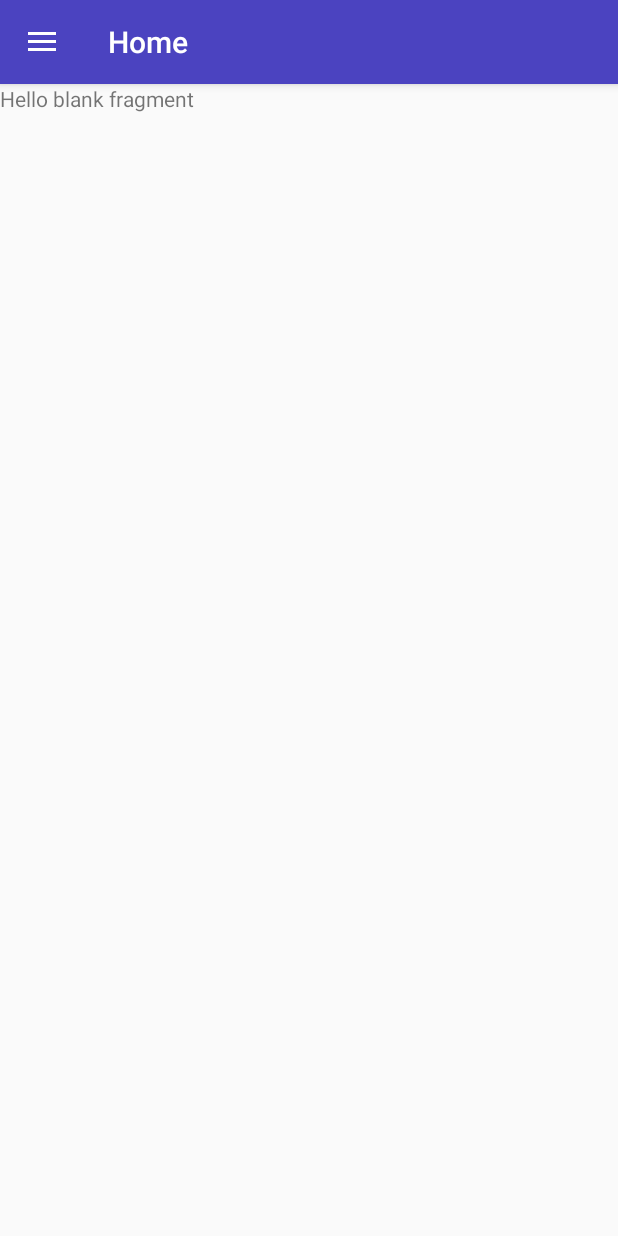
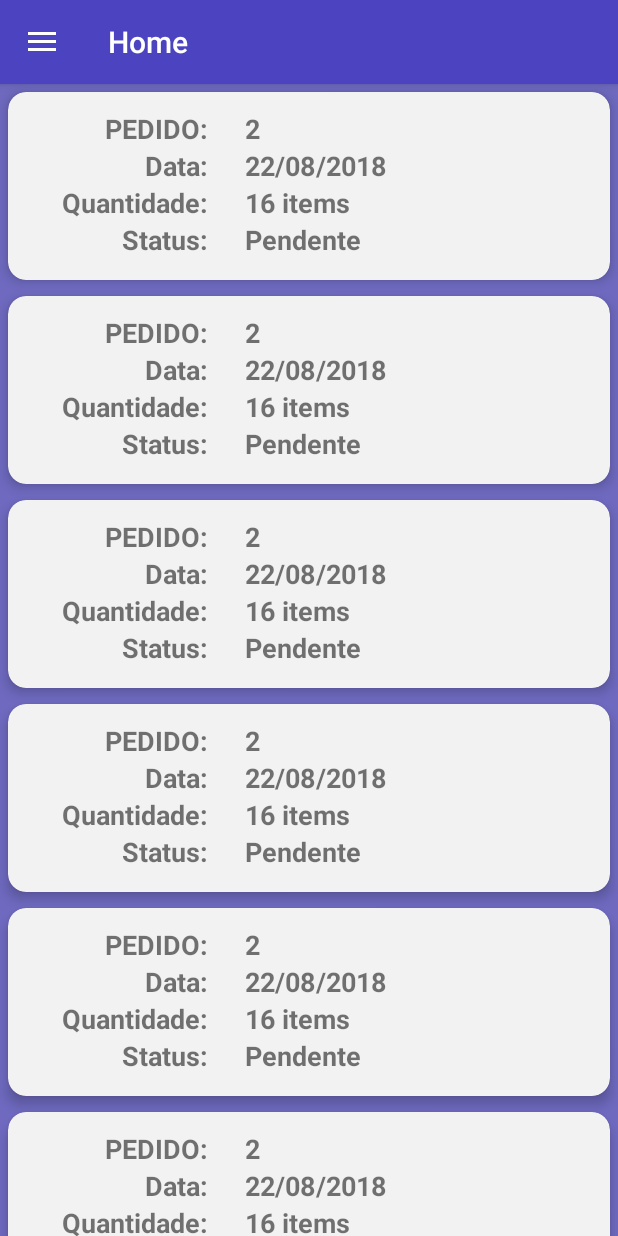
Before and after one commit to RenatoDias22/BrisaChips, an Android app: the HomeFragment screen opened directly, with no data from a screen before it, on a phone screen of 412 x 824 dp. Run offline under Robolectric (Android 15) with nearby library versions, the phone set to English and light mode, and no system bars.

Commit message:
Adicionando tela home.

```diff
--- /dev/null
+++ b/app/src/main/java/com/renatodias/brisachips/Fragmants/Home/Adapter/HomeAdapter.java
@@ -0,0 +1,76 @@
+package com.renatodias.brisachips.Fragmants.Home.Adapter;
+
+import android.support.v7.widget.RecyclerView;
+import android.view.LayoutInflater;
+import android.view.View;
+import android.view.ViewGroup;
+import android.widget.TextView;
+
+import com.renatodias.brisachips.Fragmants.Colaboradores.Adapter.ColaboradorAdapter;
+import com.renatodias.brisachips.Fragmants.Colaboradores.Model.Colaborador;
+import com.renatodias.brisachips.R;
+
+import java.util.ArrayList;
+import java.util.List;
+
+public class HomeAdapter extends RecyclerView.Adapter<HomeAdapter.ViewHolderHome>{
+    List<Colaborador> colaboradores = new ArrayList<Colaborador>();
+
+    class ViewHolderHome extends RecyclerView.ViewHolder{
+
+//        public TextView titulo;
+//        public TextView quantidade;
+//        public TextView estoque;
+
+        public ViewHolderHome(View itemView) {
+            super(itemView);
+//            titulo = (TextView) itemView.findViewById(R.id.item_name_home);
+//            estoque = (TextView) itemView.findViewById(R.id.item_estoque_home);
+//            quantidade = (TextView) itemView.findViewById(R.id.item_qtd_home);
+
+            itemView.setOnClickListener(new View.OnClickListener() {
+                @Override public void onClick(View v) {
+
+                }
+            });
+        }
+    }
+
+    public HomeAdapter.ViewHolderHome onCreateViewHolder(ViewGroup viewGroup, int i) {
+        View view = LayoutInflater.from(viewGroup.getContext())
+                .inflate(R.layout.card_layout_home, viewGroup, false);
+        HomeAdapter.ViewHolderHome viewHolderColaborador = new HomeAdapter.ViewHolderHome(view);
+
+        return viewHolderColaborador;
+    }
+
+    @Override
+    public void onBindViewHolder(HomeAdapter.ViewHolderHome holder, int position) {
+
+//        holder.titulo.setText(colaboradores.get(position).getNome());
+//        holder.estoque.setText(colaboradores.get(position).getEstoque());
+//        holder.quantidade.setText(colaboradores.get(position).getQuantidade());
+
+    }
+
+    @Override
+    public int getItemCount() {
+        colaboradores.clear();
+        colaboradores.add(new Colaborador(1, "João", 0, "Estoque", "16"));
+        colaboradores.add(new Colaborador(1, "Zé", 0, "Estoque", "13"));
+        colaboradores.add(new Colaborador(1, "Joaqui", 0, "Estoque", "6"));
+        colaboradores.add(new Colaborador(1, "Marcos", 0, "Estoque", "14"));
+        colaboradores.add(new Colaborador(1, "Neto", 0, "Estoque", "25"));
+        colaboradores.add(new Colaborador(1, "Roberto", 0, "Estoque", "20"));
+        colaboradores.add(new Colaborador(1, "Romario", 0, "Estoque", "56"));
+        colaboradores.add(new Colaborador(1, "Joaci", 0, "Estoque", "0"));
+        colaboradores.add(new Colaborador(1, "Maranhão", 0, "Estoque", "3"));
+        colaboradores.add(new Colaborador(1, "Humbira", 0, "Estoque", "98"));
+        colaboradores.add(new Colaborador(1, "Carlos", 0, "Estoque", "20"));
+        colaboradores.add(new Colaborador(1, "Jordão", 0, "Estoque", "10"));
+        colaboradores.add(new Colaborador(1, "Caicão", 0, "Estoque", "15"));
+        colaboradores.add(new Colaborador(1, "Josué", 0, "Estoque", "90"));
+
+        return colaboradores.size();
+    }
+}
--- a/app/src/main/java/com/renatodias/brisachips/Fragmants/Home/HomeFragment.java
+++ b/app/src/main/java/com/renatodias/brisachips/Fragmants/Home/HomeFragment.java
@@ -4,27 +4,54 @@ import android.content.Context;
 import android.graphics.Color;
 import android.net.Uri;
 import android.os.Bundle;
+import android.support.design.widget.FloatingActionButton;
 import android.support.v4.app.Fragment;
 import android.support.v4.app.FragmentActivity;
 import android.support.v7.app.ActionBar;
+import android.support.v7.widget.LinearLayoutManager;
+import android.support.v7.widget.RecyclerView;
 import android.support.v7.widget.Toolbar;
 import android.view.LayoutInflater;
 import android.view.View;
 import android.view.ViewGroup;
 
+import com.renatodias.brisachips.Fragmants.Colaboradores.Adapter.ColaboradorAdapter;
+import com.renatodias.brisachips.Fragmants.Home.Adapter.HomeAdapter;
+import com.renatodias.brisachips.Menu.MenuLateralActivity;
 import com.renatodias.brisachips.R;
 
 
 public class HomeFragment extends Fragment {
 
     Toolbar toolbar;
+    RecyclerView.Adapter adapter;
 
     @Override
     public View onCreateView(LayoutInflater inflater, ViewGroup container,
                              Bundle savedInstanceState) {
         // Inflate the layout for this fragment
 
-        return inflater.inflate(R.layout.fragment_home, container, false);
+        final View view = inflater.inflate(R.layout.fragment_home, container, false);
+        final FragmentActivity context = getActivity();
+        final RecyclerView recyclerView = (RecyclerView) view.findViewById(R.id.recycler_view_home);
+        LinearLayoutManager layoutManager = new LinearLayoutManager(context);
+        recyclerView.setLayoutManager(layoutManager);
+
+        adapter = new HomeAdapter();
+        recyclerView.setAdapter(adapter);
+
+        MenuLateralActivity.toolbar.setTitle("Home");
+
+//        FloatingActionButton fab = view.findViewById(R.id.fab_home);
+//        fab.setOnClickListener(new View.OnClickListener() {
+//            @Override
+//            public void onClick(View view) {
+//
+//            }
+//        });
+
+        return view;
+
     }
 
 }
--- /dev/null
+++ b/app/src/main/res/layout/card_layout_home.xml
@@ -0,0 +1,136 @@
+<?xml version="1.0" encoding="utf-8"?>
+<android.support.v7.widget.CardView
+    xmlns:android="http://schemas.android.com/apk/res/android"
+    xmlns:card_view="http://schemas.android.com/apk/res-auto"
+    android:layout_width="match_parent"
+    android:layout_height="125dp"
+    android:id="@+id/card_view_home"
+    android:layout_margin="5dp"
+    card_view:cardBackgroundColor="#f2f2f2"
+    card_view:cardCornerRadius="12dp"
+    card_view:cardElevation="5dp"
+    card_view:contentPadding="4dp"
+    android:foreground="?selectableItemBackground"
+    android:clickable="true" >
+
+    <RelativeLayout
+        android:layout_width="match_parent"
+        android:layout_height="wrap_content"
+        android:padding="8dp"
+        android:layout_marginLeft="24dp">
+        <LinearLayout
+            android:id="@+id/containerText_home_info"
+            android:layout_width="wrap_content"
+            android:layout_height="wrap_content"
+            android:layout_centerVertical="true"
+            android:foregroundGravity="fill"
+            android:gravity="center_vertical"
+            android:orientation="vertical">
+
+            <TextView
+                android:id="@+id/item_pedido"
+                android:layout_width="fill_parent"
+                android:layout_height="wrap_content"
+                android:ellipsize="end"
+                android:text="Pedido: "
+                android:textAllCaps="true"
+                android:textSize="18sp"
+                android:textStyle="bold"
+                android:gravity="right"/>
+
+            <TextView
+                android:id="@+id/item_data"
+                android:layout_width="fill_parent"
+                android:layout_height="wrap_content"
+                android:layout_centerInParent="true"
+                android:maxLines="1"
+                android:text="Data: "
+                android:textAllCaps="false"
+                android:textSize="18sp"
+                android:textStyle="bold"
+                android:gravity="right"/>
+
+            <TextView
+                android:id="@+id/item_qtd"
+                android:layout_width="fill_parent"
+                android:layout_height="wrap_content"
+                android:layout_centerInParent="true"
+                android:maxLines="1"
+                android:text="Quantidade: "
+                android:textAllCaps="false"
+                android:textSize="18sp"
+                android:textStyle="bold"
+                android:gravity="right"/>
+
+            <TextView
+                android:id="@+id/item_status"
+                android:layout_width="fill_parent"
+                android:layout_height="wrap_content"
+                android:layout_centerInParent="true"
+                android:maxLines="1"
+                android:text="Status: "
+                android:textAllCaps="false"
+                android:textSize="18sp"
+                android:textStyle="bold"
+                android:gravity="right"/>
+
+        </LinearLayout>
+
+        <LinearLayout
+            android:id="@+id/containerText_home"
+            android:layout_width="wrap_content"
+            android:layout_height="wrap_content"
+            android:layout_centerVertical="true"
+            android:layout_toRightOf="@+id/containerText_home_info"
+            android:foregroundGravity="fill"
+            android:layout_marginLeft="20dp"
+            android:gravity="center_vertical"
+            android:orientation="vertical">
+
+            <TextView
+                android:id="@+id/item_pedido_home"
+                android:layout_width="wrap_content"
+                android:layout_height="wrap_content"
+                android:ellipsize="end"
+                android:text="2"
+                android:textAllCaps="true"
+                android:textSize="18sp"
+                android:textStyle="bold" />
+
+            <TextView
+                android:id="@+id/item_data_home"
+                android:layout_width="wrap_content"
+                android:layout_height="wrap_content"
+                android:layout_centerInParent="true"
+                android:maxLines="1"
+                android:text="22/08/2018"
+                android:textAllCaps="false"
+                android:textSize="18sp"
+                android:textStyle="bold" />
+
+            <TextView
+                android:id="@+id/item_qtd_home"
+                android:layout_width="wrap_content"
+                android:layout_height="wrap_content"
+                android:layout_centerInParent="true"
+                android:maxLines="1"
+                android:text="16 items"
+                android:textAllCaps="false"
+                android:textSize="18sp"
+                android:textStyle="bold" />
+
+            <TextView
+                android:id="@+id/item_status_home"
+                android:layout_width="wrap_content"
+                android:layout_height="wrap_content"
+                android:layout_centerInParent="true"
+                android:maxLines="1"
+                android:text="Pendente"
+                android:textAllCaps="false"
+                android:textSize="18sp"
+                android:textStyle="bold" />
+
+        </LinearLayout>
+
+    </RelativeLayout>
+</android.support.v7.widget.CardView>
--- a/app/src/main/res/layout/content_login.xml
+++ b/app/src/main/res/layout/content_login.xml
@@ -22,17 +22,13 @@
                 android:layout_height="wrap_content"
                 android:background="@drawable/side_nav_bar" />
 
-            <!--<ImageView-->
-                <!--android:layout_width="match_parent"-->
-                <!--android:layout_height="match_parent"-->
-                <!--android:scaleType="fitXY"-->
-                <!--app:srcCompat="@mipmap/logo" />-->
             <ImageView
                 android:id="@+id/imageViewLogin"
                 android:layout_width="match_parent"
                 android:layout_height="match_parent"
                 android:layout_centerHorizontal="true"
                 android:layout_centerVertical="true"
+                android:layout_margin="30dp"
                 app:srcCompat="@mipmap/logo" />
 
         </RelativeLayout>
--- a/app/src/main/res/layout/fragment_home.xml
+++ b/app/src/main/res/layout/fragment_home.xml
@@ -5,10 +5,31 @@
     android:layout_height="match_parent"
     tools:context=".Fragmants.Home.HomeFragment">
 
-    <!-- TODO: Update blank fragment layout -->
-    <TextView
+    <RelativeLayout xmlns:android="http://schemas.android.com/apk/res/android"
+        xmlns:app="http://schemas.android.com/apk/res-auto"
+        xmlns:tools="http://schemas.android.com/tools"
         android:layout_width="match_parent"
         android:layout_height="match_parent"
-        android:text="@string/hello_blank_fragment" />
+        android:background="@color/colorAccent"
+        tools:context="com.renatodias.brisachips.Menu.MenuLateralActivity">
+
+
+        <android.support.v7.widget.RecyclerView
+            android:id="@+id/recycler_view_home"
+            android:layout_width="match_parent"
+            android:layout_height="match_parent"/>
+
+
+    </RelativeLayout>
+
+    <!--<android.support.design.widget.FloatingActionButton-->
+        <!--android:id="@+id/fab_home"-->
+        <!--android:layout_width="wrap_content"-->
+        <!--android:layout_height="wrap_content"-->
+        <!--android:layout_gravity="end|bottom"-->
+        <!--android:src="@drawable/ic_menu_add"-->
+        <!--android:layout_marginBottom="20dp"-->
+        <!--android:layout_marginRight="20dp"-->
+        <!--app:backgroundTint="@color/colorPrimaryDark"/>-->
 
 </FrameLayout>
```
Also changed, not shown: 1 other file.
